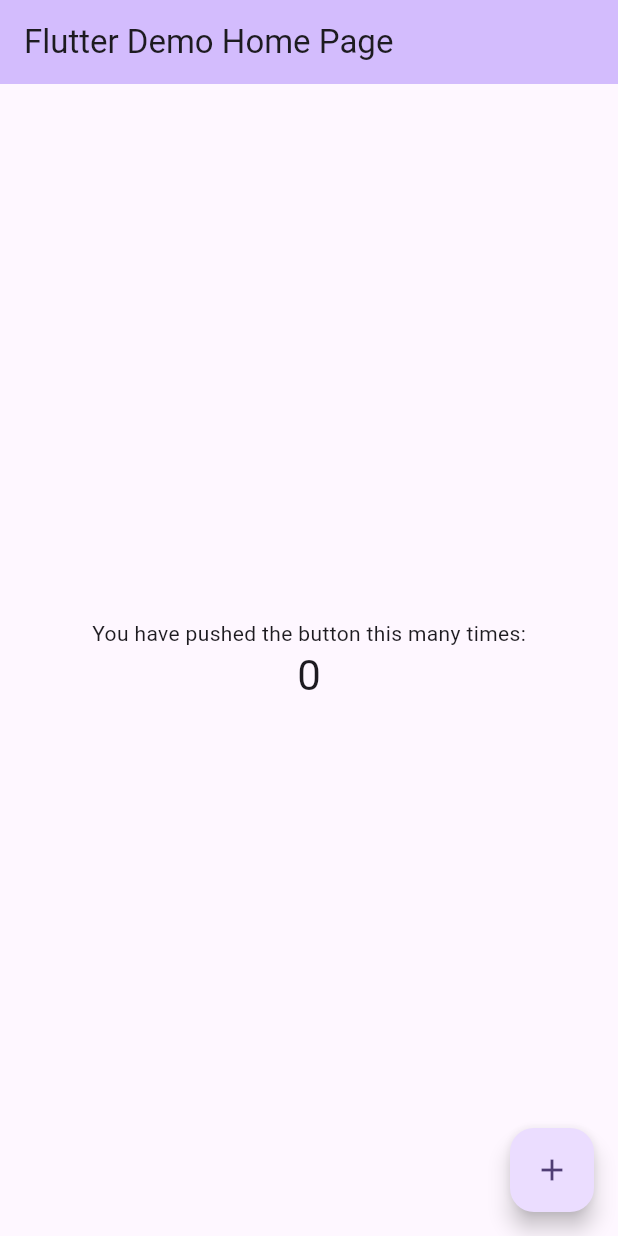
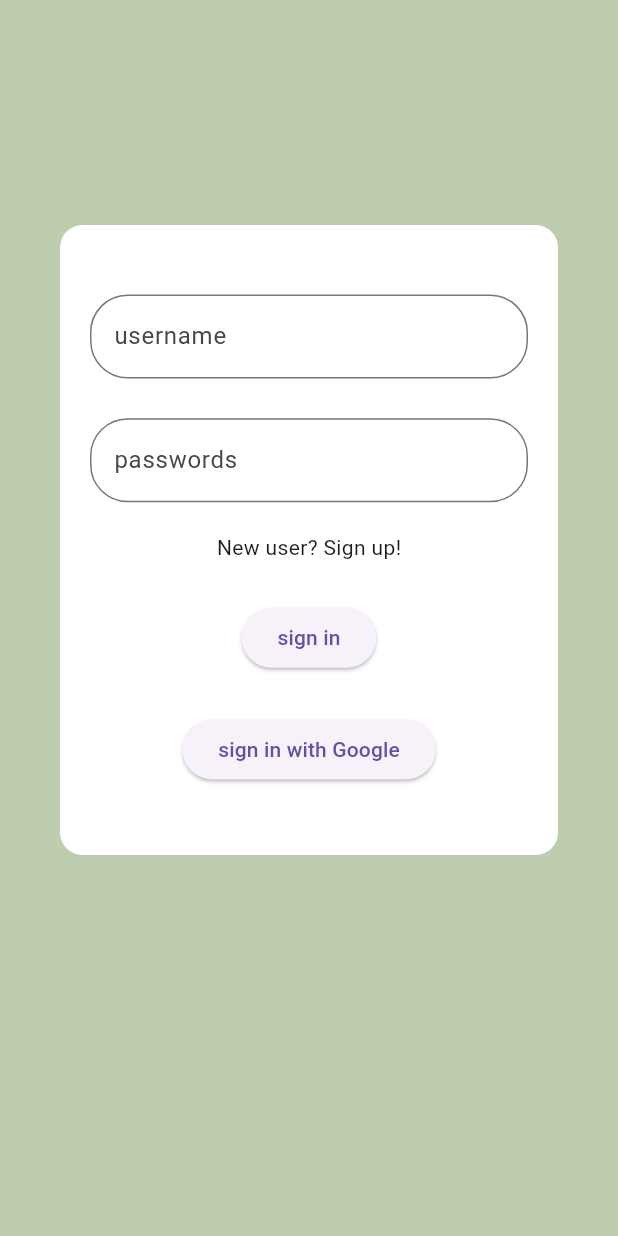
Before and after one commit to GiovanniStefanizzi/dima-project, a Flutter app: the screen it shows after launch, on a phone screen of 412 x 824 dp. Run offline on Flutter 3.47's test engine with Material 3 defaults, Android fonts, the phone set to English and light mode, and no system bars.

Commit message:
Login page

```diff
--- a/dima/lib/main.dart
+++ b/dima/lib/main.dart
@@ -1,4 +1,5 @@
 import 'package:flutter/material.dart';
+import 'pages/login/login.dart';
 
 void main() {
   runApp(const MyApp());
@@ -7,119 +8,83 @@ void main() {
 class MyApp extends StatelessWidget {
   const MyApp({super.key});
 
-  // This widget is the root of your application.
   @override
   Widget build(BuildContext context) {
-    return MaterialApp(
-      title: 'Flutter Demo',
-      theme: ThemeData(
-        // This is the theme of your application.
-        //
-        // TRY THIS: Try running your application with "flutter run". You'll see
-        // the application has a blue toolbar. Then, without quitting the app,
-        // try changing the seedColor in the colorScheme below to Colors.green
-        // and then invoke "hot reload" (save your changes or press the "hot
-        // reload" button in a Flutter-supported IDE, or press "r" if you used
-        // the command line to start the app).
-        //
-        // Notice that the counter didn't reset back to zero; the application
-        // state is not lost during the reload. To reset the state, use hot
-        // restart instead.
-        //
-        // This works for code too, not just values: Most code changes can be
-        // tested with just a hot reload.
-        colorScheme: ColorScheme.fromSeed(seedColor: Colors.deepPurple),
-        useMaterial3: true,
-      ),
-      home: const MyHomePage(title: 'Flutter Demo Home Page'),
+    return MaterialApp(home: Login());
+  }
+}
+
+class HelloWorld extends StatelessWidget {
+  // Constructor of HelloWorld
+  // "{...}" means that the parameters inside the brackets are optional
+  // "Key?" means that the parameter key can be null
+  const HelloWorld({Key? key}) : super(key: key);
+
+  @override
+  Widget build(BuildContext context) {
+    return const Text("Hello World",
+        style: TextStyle(fontSize: 20, fontWeight: FontWeight.w500));
+  }
+}
+
+class HelloWorldPlus extends StatelessWidget {
+  final int number;
+  final Color color;
+
+  // Constructor "Initializing formals"
+  // When possible, it is recommended to use this type of constructor
+  // We made the parameter "color" optional
+  // and set its default value to Colors.red
+  const HelloWorldPlus(this.number, {this.color = Colors.red, Key? key})
+      : super(key: key);
+
+  // Named Constructor
+  const HelloWorldPlus.withBlue(this.number, {Key? key})
+  // This block of code is called before the constructor
+  // The call to the super class "super(key: key)" must
+  // must always be the last one of the block
+      : color = Colors.blue,
+        super(key: key);
+
+  @override
+  Widget build(BuildContext context) {
+    return Text(
+      // You can use ${} to interpolate the value of Dart expressions within strings.
+      // The curly braces can be omitted when evaluating identifiers:
+      "Hello World $number",
+      style: TextStyle(fontSize: 20, fontWeight: FontWeight.w500, color: color),
     );
   }
 }
 
-class MyHomePage extends StatefulWidget {
-  const MyHomePage({super.key, required this.title});
+// HelloWorldGenerator generates a list of "hello worlds"
+// It takes 'count' which represents the number of "hello worlds" to return
+// Each "hello world" has a different color
+class HelloWorldGenerator extends StatelessWidget {
+  final int count;
 
-  // This widget is the home page of your application. It is stateful, meaning
-  // that it has a State object (defined below) that contains fields that affect
-  // how it looks.
-
-  // This class is the configuration for the state. It holds the values (in this
-  // case the title) provided by the parent (in this case the App widget) and
-  // used by the build method of the State. Fields in a Widget subclass are
-  // always marked "final".
-
-  final String title;
-
-  @override
-  State<MyHomePage> createState() => _MyHomePageState();
-}
-
-class _MyHomePageState extends State<MyHomePage> {
-  int _counter = 0;
-
-  void _incrementCounter() {
-    setState(() {
-      // This call to setState tells the Flutter framework that something has
-      // changed in this State, which causes it to rerun the build method below
-      // so that the display can reflect the updated values. If we changed
-      // _counter without calling setState(), then the build method would not be
-      // called again, and so nothing would appear to happen.
-      _counter++;
-    });
-  }
+  const HelloWorldGenerator(this.count, {Key? key}) : super(key: key);
 
   @override
   Widget build(BuildContext context) {
-    // This method is rerun every time setState is called, for instance as done
-    // by the _incrementCounter method above.
-    //
-    // The Flutter framework has been optimized to make rerunning build methods
-    // fast, so that you can just rebuild anything that needs updating rather
-    // than having to individually change instances of widgets.
-    return Scaffold(
-      appBar: AppBar(
-        // TRY THIS: Try changing the color here to a specific color (to
-        // Colors.amber, perhaps?) and trigger a hot reload to see the AppBar
-        // change color while the other colors stay the same.
-        backgroundColor: Theme.of(context).colorScheme.inversePrimary,
-        // Here we take the value from the MyHomePage object that was created by
-        // the App.build method, and use it to set our appbar title.
-        title: Text(widget.title),
-      ),
-      body: Center(
-        // Center is a layout widget. It takes a single child and positions it
-        // in the middle of the parent.
-        child: Column(
-          // Column is also a layout widget. It takes a list of children and
-          // arranges them vertically. By default, it sizes itself to fit its
-          // children horizontally, and tries to be as tall as its parent.
-          //
-          // Column has various properties to control how it sizes itself and
-          // how it positions its children. Here we use mainAxisAlignment to
-          // center the children vertically; the main axis here is the vertical
-          // axis because Columns are vertical (the cross axis would be
-          // horizontal).
-          //
-          // TRY THIS: Invoke "debug painting" (choose the "Toggle Debug Paint"
-          // action in the IDE, or press "p" in the console), to see the
-          // wireframe for each widget.
-          mainAxisAlignment: MainAxisAlignment.center,
-          children: <Widget>[
-            const Text(
-              'You have pushed the button this many times:',
-            ),
-            Text(
-              '$_counter',
-              style: Theme.of(context).textTheme.headlineMedium,
-            ),
-          ],
-        ),
-      ),
-      floatingActionButton: FloatingActionButton(
-        onPressed: _incrementCounter,
-        tooltip: 'Increment',
-        child: const Icon(Icons.add),
-      ), // This trailing comma makes auto-formatting nicer for build methods.
-    );
+    // Dart support generic types
+    List<Widget> childList = [];
+    for (int i = 0; i < count; i++) {
+      childList.add(
+          // Color.fromRGBO
+          // RGBO (Red Green Blue Opacity)
+          // RGB are integers and opacity is a double
+          // The primitive type double in Dart provides 64 bits of integer precision
+          // on mobile devices they provide only 53 bits of integer precision
+          // due to Javascript constraints
+          HelloWorldPlus(i,
+              color: Color.fromRGBO(
+                16 * i % 255, // red
+                32 * i % 255, // green
+                64 * i % 255, // blue
+                1.0,          // opacity
+              )));
+    }
+    return Column(children: childList);
   }
 }
--- /dev/null
+++ b/dima/lib/pages/login/login.dart
@@ -0,0 +1,66 @@
+import 'package:flutter/material.dart';
+
+class Login extends StatelessWidget {
+
+  @override
+  Widget build(BuildContext context) {
+    return Scaffold(
+      resizeToAvoidBottomInset: false,
+      backgroundColor: Color.fromARGB(255, 190, 205, 173),
+      body: SingleChildScrollView(
+        child: Container(
+          height: 420,
+          decoration: BoxDecoration(
+              color: Colors.white,
+              borderRadius: BorderRadius.circular(15.0), // Imposta il raggio di arrotondamento
+          ),
+          margin: const EdgeInsets.only(top: 150, bottom: 300, left:40, right: 40),
+          padding: const EdgeInsets.all(20),
+          child:Form(
+            child:
+              Column(
+                mainAxisAlignment: MainAxisAlignment.spaceEvenly,
+                children:[
+                  TextFormField(
+                    decoration: InputDecoration(
+                      labelText:'username',
+                      hintText: 'username',
+                      border: OutlineInputBorder(
+                        borderRadius: BorderRadius.circular(25)
+                      )
+                    ),
+                  ),
+                  Column(
+                    children: [
+                      TextFormField(
+                        obscureText: true,
+                        decoration: InputDecoration(
+                          labelText:'passwords',
+                          hintText: 'passwords',
+                          border: OutlineInputBorder(
+                            borderRadius: BorderRadius.circular(25),
+                          ),
+                        ),
+                      ),
+                      const SizedBox(
+                        height: 20,
+                      ),
+                      const Text('New user? Sign up!')
+                    ],
+                  ),
+                  ElevatedButton(
+                    onPressed: (){},
+                    child: const Text('sign in')
+                  ),
+                  ElevatedButton(
+                    onPressed: (){},
+                    child: const Text('sign in with Google')
+                  )
+                ]
+              )
+            )
+          ),
+      )
+    );
+  }
+}
```
